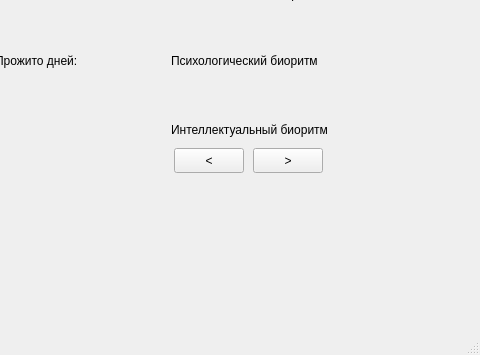
Qt form bio/biorythmes_server/mainwindow.ui (Marlon2132/HHCrewgroup) before a commit; both pictures show x 320 to 800 and y 195 to 550 of the 800 by 550 pixel window.
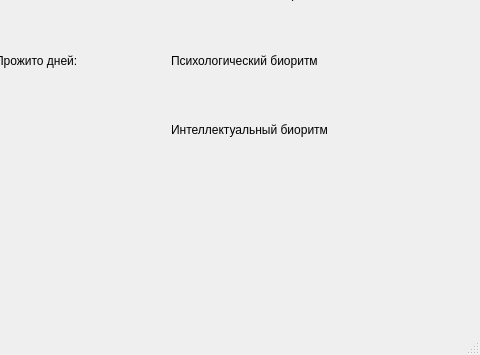
The same form after that commit.

Commit message: deleted unnecessary buttons

```diff
--- a/bio/biorythmes_server/mainwindow.ui
+++ b/bio/biorythmes_server/mainwindow.ui
@@ -148,52 +148,7 @@
        </widget>
       </item>
       <item row="3" column="3">
-       <layout class="QHBoxLayout" name="horizontalLayout">
-        <item>
-         <widget class="QPushButton" name="pushButton">
-          <property name="minimumSize">
-           <size>
-            <width>70</width>
-            <height>25</height>
-           </size>
-          </property>
-          <property name="maximumSize">
-           <size>
-            <width>70</width>
-            <height>25</height>
-           </size>
-          </property>
-          <property name="text">
-           <string>&lt;</string>
-          </property>
-          <property name="shortcut">
-           <string>Left</string>
-          </property>
-         </widget>
-        </item>
-        <item>
-         <widget class="QPushButton" name="pushButton_2">
-          <property name="minimumSize">
-           <size>
-            <width>70</width>
-            <height>25</height>
-           </size>
-          </property>
-          <property name="maximumSize">
-           <size>
-            <width>70</width>
-            <height>25</height>
-           </size>
-          </property>
-          <property name="text">
-           <string>&gt;</string>
-          </property>
-          <property name="shortcut">
-           <string>Right</string>
-          </property>
-         </widget>
-        </item>
-       </layout>
+       <layout class="QHBoxLayout" name="horizontalLayout"/>
       </item>
       <item row="3" column="0">
        <widget class="QLabel" name="currDayLabelName">
```
Left out of the diff: 2 changed lines with no effect on the pictures. The commit also changes 6 other files.
